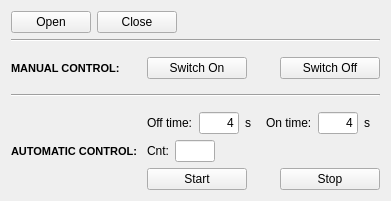
Above: powerswitcher.ui from Goodjamp/PowerSwitcher before the change. Below: the same form after it.
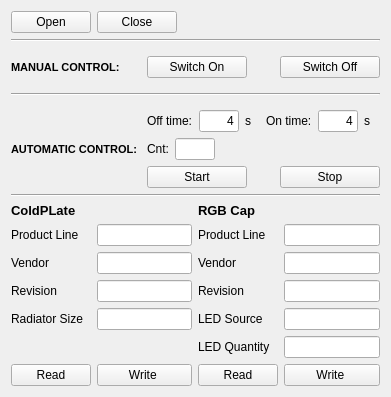
That is the form after the change.

```diff
--- a/powerswitcher.ui
+++ b/powerswitcher.ui
@@ -7,7 +7,7 @@
     <x>0</x>
     <y>0</y>
     <width>391</width>
-    <height>201</height>
+    <height>397</height>
    </rect>
   </property>
   <property name="windowTitle">
@@ -430,6 +430,163 @@
       </item>
      </layout>
     </item>
+    <item>
+     <widget class="Line" name="line_3">
+      <property name="orientation">
+       <enum>Qt::Horizontal</enum>
+      </property>
+     </widget>
+    </item>
+    <item>
+     <layout class="QGridLayout" name="gridLayout">
+      <item row="4" column="2">
+       <widget class="QLabel" name="label_13">
+        <property name="text">
+         <string>LED Source</string>
+        </property>
+       </widget>
+      </item>
+      <item row="6" column="3">
+       <widget class="QPushButton" name="pushButtonWriteRC">
+        <property name="text">
+         <string>Write </string>
+        </property>
+       </widget>
+      </item>
+      <item row="5" column="3">
+       <widget class="QLineEdit" name="RgbCapLedQuantity"/>
+      </item>
+      <item row="5" column="2">
+       <widget class="QLabel" name="label_14">
+        <property name="text">
+         <string>LED Quantity</string>
+        </property>
+       </widget>
+      </item>
+      <item row="4" column="3">
+       <widget class="QLineEdit" name="RgbCapLedSource"/>
+      </item>
+      <item row="2" column="3">
+       <widget class="QLineEdit" name="RgbCapVendor"/>
+      </item>
+      <item row="2" column="2">
+       <widget class="QLabel" name="label_11">
+        <property name="text">
+         <string>Vendor</string>
+        </property>
+       </widget>
+      </item>
+      <item row="2" column="1">
+       <widget class="QLineEdit" name="ColdPlateVendor"/>
+      </item>
+      <item row="1" column="0">
+       <widget class="QLabel" name="label_8">
+        <property name="text">
+         <string>Product Line</string>
+        </property>
+       </widget>
+      </item>
+      <item row="2" column="0">
+       <widget class="QLabel" name="label_16">
+        <property name="text">
+         <string>Vendor</string>
+        </property>
+       </widget>
+      </item>
+      <item row="1" column="1">
+       <widget class="QLineEdit" name="ColdPlateProdLine"/>
+      </item>
+      <item row="6" column="2">
+       <widget class="QPushButton" name="pushButtonReadRC">
+        <property name="text">
+         <string>Read</string>
+        </property>
+       </widget>
+      </item>
+      <item row="6" column="1">
+       <widget class="QPushButton" name="pushButtonWriteCP">
+        <property name="text">
+         <string>Write </string>
+        </property>
+       </widget>
+      </item>
+      <item row="6" column="0">
+       <widget class="QPushButton" name="pushButtonReadCP">
+        <property name="text">
+         <string>Read</string>
+        </property>
+       </widget>
+      </item>
+      <item row="3" column="1">
+       <widget class="QLineEdit" name="ColdPlateRevision"/>
+      </item>
+      <item row="3" column="3">
+       <widget class="QLineEdit" name="RgbCapRevision"/>
+      </item>
+      <item row="1" column="3">
+       <widget class="QLineEdit" name="RgbCapProdLine"/>
+      </item>
+      <item row="4" column="1">
+       <widget class="QLineEdit" name="ColdPlateRadiatorSize"/>
+      </item>
+      <item row="3" column="2">
+       <widget class="QLabel" name="label_12">
+        <property name="text">
+         <string>Revision</string>
+        </property>
+       </widget>
+      </item>
+      <item row="1" column="2">
+       <widget class="QLabel" name="label_10">
+        <property name="text">
+         <string>Product Line</string>
+        </property>
+       </widget>
+      </item>
+      <item row="3" column="0">
+       <widget class="QLabel" name="label_17">
+        <property name="text">
+         <string>Revision</string>
+        </property>
+       </widget>
+      </item>
+      <item row="4" column="0">
+       <widget class="QLabel" name="label_18">
+        <property name="text">
+         <string>Radiator Size</string>
+        </property>
+       </widget>
+      </item>
+      <item row="0" column="0">
+       <widget class="QLabel" name="label_9">
+        <property name="font">
+         <font>
+          <pointsize>10</pointsize>
+          <weight>75</weight>
+          <bold>true</bold>
+         </font>
+        </property>
+        <property name="text">
+         <string>ColdPLate</string>
+        </property>
+       </widget>
+      </item>
+      <item row="0" column="2">
+       <widget class="QLabel" name="label_15">
+        <property name="font">
+         <font>
+          <pointsize>10</pointsize>
+          <weight>75</weight>
+          <bold>true</bold>
+         </font>
+        </property>
+        <property name="text">
+         <string>RGB Cap</string>
+        </property>
+       </widget>
+      </item>
+     </layout>
+    </item>
    </layout>
   </widget>
  </widget>
```
